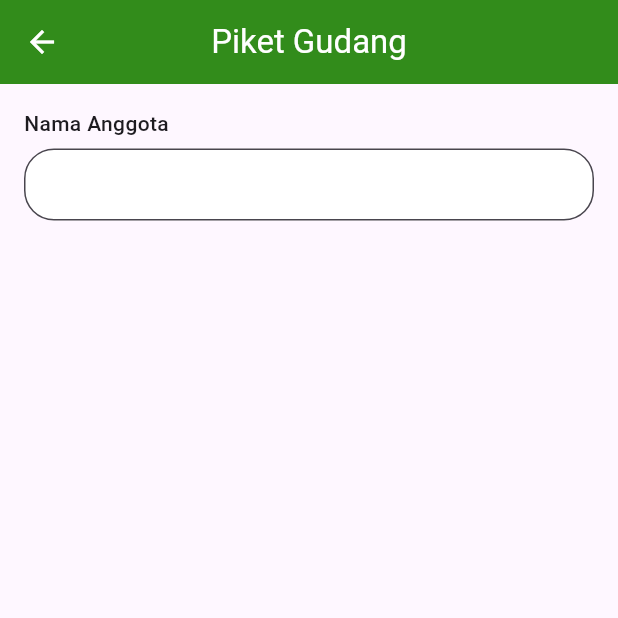
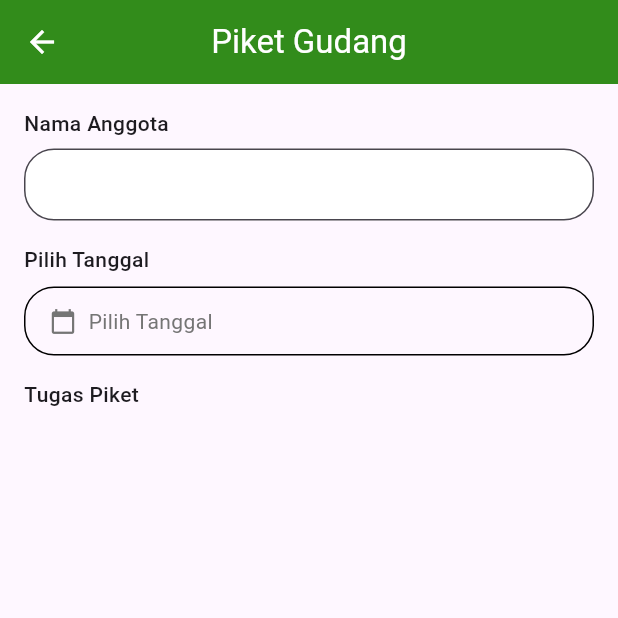
Before and after one commit to yafidaffaa/20220140083_UCP1Flutter, a Flutter app: the PiketGudangPage screen opened directly with empty values, on a phone screen of 412 x 824 dp, the top half of it. Run offline on Flutter 3.47's test engine with Material 3 defaults, Android fonts, the light colour scheme and no system bars.

Commit message:
menambahkan input tanggal

```diff
--- a/lib/pages/home_pages/piket_gudang_page.dart
+++ b/lib/pages/home_pages/piket_gudang_page.dart
@@ -107,6 +107,70 @@ class _PiketGudangPageState extends State<PiketGudangPage> {
                 },
               ),
               const SizedBox(height: 16),
+              const Text(
+                'Pilih Tanggal',
+                style: TextStyle(fontSize: 14, fontWeight: FontWeight.w500),
+              ),
+              const SizedBox(height: 8),
+              GestureDetector(
+                onTap: () => _selectDate(context),
+                child: Container(
+                  padding: const EdgeInsets.symmetric(
+                    horizontal: 16,
+                    vertical: 12,
+                  ),
+                  decoration: BoxDecoration(
+                    borderRadius: BorderRadius.all(Radius.circular(20)),
+                    border: Border.all(
+                      color:
+                          _timeError
+                              ? Colors.red
+                              : const Color.fromARGB(255, 0, 0, 0),
+                    ),
+                  ),
+                  child: Column(
+                    children: [
+                      Row(
+                        children: [
+                          Icon(
+                            Icons.calendar_today,
+                            size: 18,
+                            color: Colors.grey.shade600,
+                          ),
+                          const SizedBox(width: 8),
+                          Text(
+                            _selectedDate == null
+                                ? 'Pilih Tanggal'
+                                : DateFormat(
+                                  'dd-MM-yyyy',
+                                ).format(_selectedDate!),
+                            style: TextStyle(
+                              color:
+                                  _selectedDate == null
+                                      ? Colors.grey.shade600
+                                      : Colors.black,
+                              fontSize: 14,
+                            ),
+                          ),
+                        ],
+                      ),
+                    ],
+                  ),
+                ),
+              ),
+              if (_timeError)
+                Padding(
+                  padding: const EdgeInsets.only(top: 4, left: 16),
+                  child: Text(
+                    'Please select a date',
+                    style: TextStyle(color: Colors.red, fontSize: 12),
+                  ),
+                ),
+              const SizedBox(height: 16),
+              const Text(
+                'Tugas Piket',
+                style: TextStyle(fontSize: 14, fontWeight: FontWeight.w500),
+              ),
             ],
           ),
         ),
```
